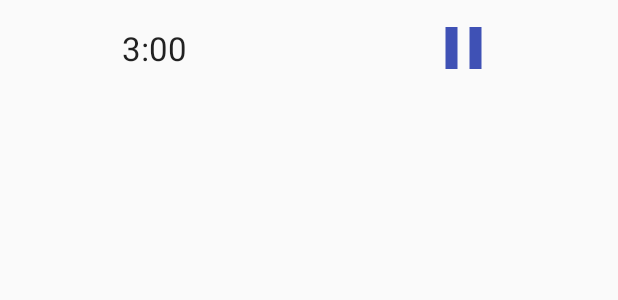
After one commit to ThomasKomarnicki/RingTimer, an Android app: the layout row_timer_playback.xml on its own in the app's theme, with its tools: preview values and no code run, on a phone screen of 412 x 824 dp. The commit adds this screen. Shown: the top 300 px of the screen. Run offline under Robolectric (Android 15) with nearby library versions, the phone set to English and light mode, and no system bars.

Commit message:
play pause from timer recycler / playback view

```diff
--- a/app/src/main/java/com/github/komarnicki/thomas/ringtimer/timerlist/TimerPlaybackView.kt
+++ b/app/src/main/java/com/github/komarnicki/thomas/ringtimer/timerlist/TimerPlaybackView.kt
@@ -2,6 +2,7 @@ package com.github.komarnicki.thomas.ringtimer.timerlist
 
 import android.content.Context
 import android.util.AttributeSet
+import android.util.Log
 import android.view.View
 import android.widget.FrameLayout
 import android.widget.ImageButton
@@ -13,17 +14,20 @@ import io.reactivex.observers.DefaultObserver
 
 class TimerPlaybackView : FrameLayout {
 
+    private val tag = "TimerPlaybackView"
+
     private var playPauseButton: ImageButton? = null
     private var timeText: TextView? = null
-    private var playing = false
+    private var playing = true
     private val playIcon = R.drawable.ic_play_arrow_black_24dp
     private val pauseIcon = R.drawable.ic_pause_black_24dp
 
 
     var playPauseObservable = Observable.create<Boolean> { o ->
+        Log.d(tag, "playPauseObservable subscribed to")
         playPauseButton?.setOnClickListener {
             playing = !playing
-            playPauseButton?.setImageResource(if(playing) playIcon else pauseIcon)
+            playPauseButton?.setImageResource(if(playing) pauseIcon else playIcon)
             o.onNext(playing)
         }
     }
@@ -44,14 +48,17 @@ class TimerPlaybackView : FrameLayout {
         val view = View.inflate(context, R.layout.view_timer_playback, this)
         playPauseButton = view.findViewById(R.id.view_timer_playback_play_pause) as ImageButton
         timeText = view.findViewById(R.id.view_timer_playback_time) as TextView
+        playPauseButton?.setImageResource(pauseIcon)
     }
 
-    fun setTimerProgressObservable(timerProgressObservable: Observable<TimerProgressUpdate>){
-        timerProgressObservable.subscribe(timerProgressObserver)
+    fun setTimerProgressObservable(timerProgressObservable: Observable<TimerProgressUpdate>?){
+        timerProgressObservable?.subscribe(timerProgressObserver)
+        Log.d(tag, "timer progress subscribed to")
     }
 
     private val timerProgressObserver = object : DefaultObserver<TimerProgressUpdate>(){
         override fun onComplete() {
+            Log.d(tag, "onComplete()")
             cancel()
         }
 
@@ -61,6 +68,7 @@ class TimerPlaybackView : FrameLayout {
 
 
         override fun onNext(t: TimerProgressUpdate) {
+            Log.d(tag, "onNext()")
             timeText?.text = t.elapsedTime
         }
     }
--- /dev/null
+++ b/app/src/main/res/layout/row_timer_playback.xml
@@ -0,0 +1,11 @@
+<?xml version="1.0" encoding="utf-8"?>
+<FrameLayout xmlns:android="http://schemas.android.com/apk/res/android"
+              android:layout_width="match_parent"
+              android:layout_height="wrap_content">
+
+    <com.github.komarnicki.thomas.ringtimer.timerlist.TimerPlaybackView
+        android:layout_width="match_parent"
+        android:layout_height="wrap_content"
+        android:id="@+id/row_timer_timer_playback"/>
+
+</FrameLayout>
```
Also changed, not shown: app/src/main/java/com/github/komarnicki/thomas/ringtimer/timerlist/TimerListFragment.kt (+10 -16 lines), app/src/main/java/com/github/komarnicki/thomas/ringtimer/timerlist/TimersAdapter.kt (+16 -8 lines).
